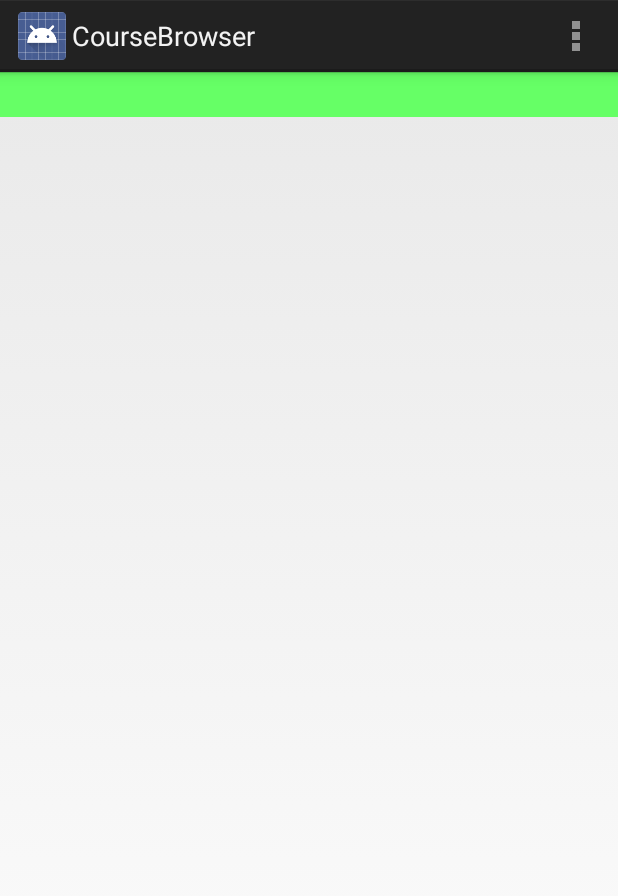
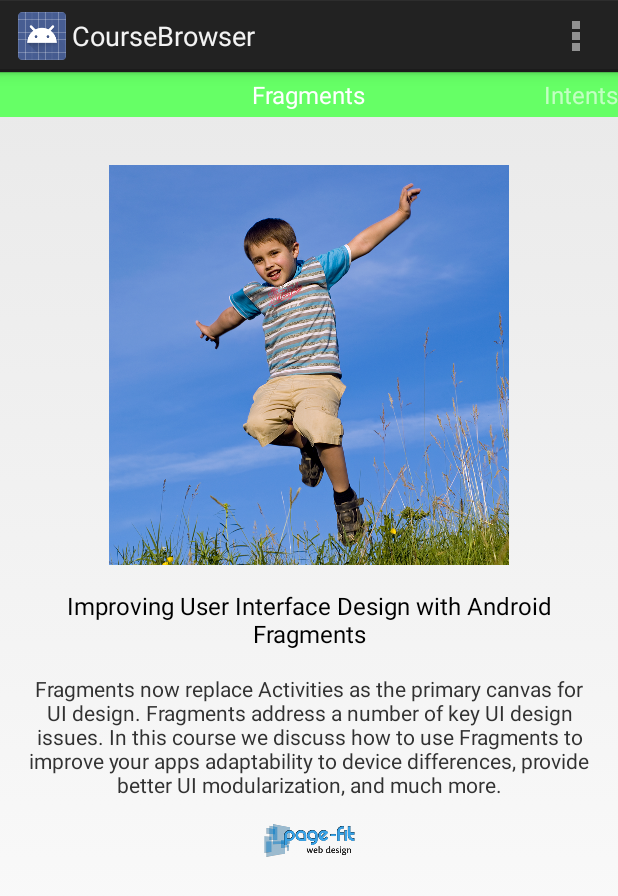
Before and after one commit to wmorrison/AndroidStudioProjects, an Android app: the screen it shows after launch (MainActivity), on a phone screen of 412 x 824 dp. Shown: the top 896 px of the screen. Run offline under Robolectric (Android 15) with nearby library versions, the phone set to English and light mode, and no system bars.

Commit message:
Update CourseBrowser app from SAPC036

```diff
--- /dev/null
+++ b/CourseBrowser/app/src/main/java/com/pluralsight/coursebrowser/CourseFragment.java
@@ -0,0 +1,52 @@
+package com.pluralsight.coursebrowser;
+
+import android.os.Bundle;
+import android.support.v4.app.Fragment;
+import android.view.LayoutInflater;
+import android.view.View;
+import android.view.ViewGroup;
+import android.widget.ImageView;
+import android.widget.TextView;
+
+/**
+ * Created by morrisonw on 6/30/2014.
+ */
+public class CourseFragment extends Fragment {
+
+    public final static String COURSE_TITLE = "course title";
+    public final static String COURSE_DESCRIPTION = "course description";
+    public final static String TOP_CARD = "top card";
+    public final static String COURSE_TYPE_LOGO = "course type logo";
+
+
+    @Override
+    public View onCreateView(LayoutInflater inflater, ViewGroup container, Bundle savedInstanceState) {
+        View theView = inflater.inflate(R.layout.fragment_course_info, container, false);
+
+        Bundle arguments = getArguments();
+        if(arguments != null){
+            String courseTitle = arguments.getString(COURSE_TITLE);
+            String courseDescription = arguments.getString(COURSE_DESCRIPTION);
+            int topCardResourceId = arguments.getInt(TOP_CARD);
+            int courseTypeLogoResourceId = arguments.getInt(COURSE_TYPE_LOGO);
+
+            displayValues(theView, courseTitle, courseDescription, topCardResourceId, courseTypeLogoResourceId);
+        }
+
+        return theView;
+    }
+
+    private void displayValues(View theView, String courseTitle, String courseDescription,
+                               int topCardResourceId, int courseTypeLogoResourceId) {
+        TextView courseTitleTextView = (TextView) theView.findViewById(R.id.courseTitle);
+        TextView courseDescriptionTextView = (TextView) theView.findViewById(R.id.courseDescription);
+        ImageView topCardImageView = (ImageView) theView.findViewById(R.id.topCard);
+        ImageView courseTypeLogoImageView = (ImageView) theView.findViewById(R.id.courseTypeLogo);
+
+        courseTitleTextView.setText(courseTitle);
+        courseDescriptionTextView.setText(courseDescription);
+
+        topCardImageView.setImageResource(topCardResourceId);
+        courseTypeLogoImageView.setImageResource(courseTypeLogoResourceId);
+    }
+}
--- /dev/null
+++ b/CourseBrowser/app/src/main/java/com/pluralsight/coursebrowser/CoursePagerAdapter.java
@@ -0,0 +1,79 @@
+package com.pluralsight.coursebrowser;
+
+import android.content.Context;
+import android.content.res.Resources;
+import android.os.Bundle;
+import android.support.v4.app.Fragment;
+import android.support.v4.app.FragmentManager;
+import android.support.v4.app.FragmentPagerAdapter;
+
+/**
+ * Created by morrisonw on 6/30/2014.
+ */
+public class CoursePagerAdapter extends FragmentPagerAdapter {
+    String[] mCourseTitles;
+    String[] mCourseTitlesShort;
+    String[] mCourseDescriptions;
+
+    public CoursePagerAdapter(FragmentManager fm, Context context) {
+        super(fm);
+
+        Resources resources = context.getResources();
+        mCourseTitles = resources.getStringArray(R.array.course_titles);
+        mCourseTitlesShort = resources.getStringArray(R.array.course_titles_short);
+        mCourseDescriptions = resources.getStringArray(R.array.course_descriptions);
+    }
+
+    @Override
+    public Fragment getItem(int position) {
+        Bundle arguments = new Bundle();
+        arguments.putString(CourseFragment.COURSE_TITLE, mCourseTitles[position]);
+        arguments.putString(CourseFragment.COURSE_DESCRIPTION, mCourseDescriptions[position]);
+        arguments.putInt(CourseFragment.TOP_CARD, translateTopCardIndex(position));
+        arguments.putInt(CourseFragment.COURSE_TYPE_LOGO, R.drawable.pagefit_logo_small);
+
+        CourseFragment courseFragment = new CourseFragment();
+        courseFragment.setArguments(arguments);
+        return courseFragment;
+    }
+
+    private int translateTopCardIndex(int position) {
+        int resourceId = 0;
+
+        switch (position) {
+            case 0:
+                resourceId = R.drawable.shutterstock_1;
+                break;
+            case 1:
+                resourceId = R.drawable.shutterstock_2;
+                break;
+            case 2:
+                resourceId = R.drawable.shutterstock_3;
+                break;
+            case 3:
+                resourceId = R.drawable.shutterstock_4;
+                break;
+            case 4:
+                resourceId = R.drawable.shutterstock_5;
+                break;
+            case 5:
+                resourceId = R.drawable.shutterstock_6;
+                break;
+            case 6:
+                resourceId = R.drawable.shutterstock_7;
+                break;
+        }
+
+        return resourceId;
+    }
+
+    @Override
+    public CharSequence getPageTitle(int position) {
+        return mCourseTitlesShort[position];
+    }
+
+    @Override
+    public int getCount() {
+        return mCourseTitles.length;
+    }
+}
--- a/CourseBrowser/app/src/main/java/com/pluralsight/coursebrowser/MainActivity.java
+++ b/CourseBrowser/app/src/main/java/com/pluralsight/coursebrowser/MainActivity.java
@@ -1,25 +1,14 @@
 package com.pluralsight.coursebrowser;
 
-import java.util.Locale;
-
-import android.app.Activity;
-import android.app.ActionBar;
-import android.app.Fragment;
-import android.app.FragmentManager;
-import android.app.FragmentTransaction;
-import android.support.v13.app.FragmentPagerAdapter;
+import android.support.v4.app.FragmentActivity;
+import android.support.v4.app.FragmentPagerAdapter;
 import android.os.Bundle;
 import android.support.v4.view.ViewPager;
-import android.view.Gravity;
-import android.view.LayoutInflater;
 import android.view.Menu;
 import android.view.MenuItem;
-import android.view.View;
-import android.view.ViewGroup;
-import android.widget.TextView;
 
 
-public class MainActivity extends Activity {
+public class MainActivity extends FragmentActivity {
 
     /**
      * The {@link android.support.v4.view.PagerAdapter} that will provide
@@ -27,9 +16,10 @@ public class MainActivity extends Activity {
      * {@link FragmentPagerAdapter} derivative, which will keep every
      * loaded fragment in memory. If this becomes too memory intensive, it
      * may be best to switch to a
-     * {@link android.support.v13.app.FragmentStatePagerAdapter}.
+     * {@link android.support.v4.app.FragmentStatePagerAdapter}.
      */
-//    SectionsPagerAdapter mSectionsPagerAdapter;
+
+    CoursePagerAdapter mCoursePagerAdapter;
 
     /**
      * The {@link ViewPager} that will host the section contents.
@@ -46,10 +36,12 @@ public class MainActivity extends Activity {
         // Create the adapter that will return a fragment for each of the three
         // primary sections of the activity.
 //        mSectionsPagerAdapter = new SectionsPagerAdapter(getFragmentManager());
+        mCoursePagerAdapter = new CoursePagerAdapter(getSupportFragmentManager(), this);
 
         // Set up the ViewPager with the sections adapter.
         mViewPager = (ViewPager) findViewById(R.id.pager);
 //        mViewPager.setAdapter(mSectionsPagerAdapter);
+        mViewPager.setAdapter(mCoursePagerAdapter);
 
     }
 
--- a/CourseBrowser/app/src/main/res/layout/fragment_course_info.xml
+++ b/CourseBrowser/app/src/main/res/layout/fragment_course_info.xml
@@ -32,6 +32,20 @@
         android:layout_marginTop="@dimen/activity_vertical_margin"/>
     <TextView
         android:layout_width="wrap_content"
-        android:layout_height="wrap_content" />
+        android:layout_height="wrap_content"
+        android:id="@+id/courseDescription"
+        android:layout_below="@id/courseTitle"
+        android:layout_centerHorizontal="true"
+        android:gravity="center_horizontal"
+        android:layout_marginTop="16dp"/>
+    <ImageView
+        android:layout_width="wrap_content"
+        android:layout_height="wrap_content"
+        android:id="@+id/courseTypeLogo"
+        android:layout_below="@id/courseDescription"
+        android:layout_alignParentTop="false"
+        android:layout_centerHorizontal="true"
+        android:layout_marginTop="16dp"
+        android:src="@drawable/pagefit_logo_small"/>
 
 </RelativeLayout>
--- a/CourseBrowser/app/src/main/res/values/course_strings.xml
+++ b/CourseBrowser/app/src/main/res/values/course_strings.xml
@@ -3,31 +3,31 @@
     <!-- Course titles and descriptions  -->
     <string name="android_fragments_title">Improving User Interface Design with Android Fragments</string>
     <string name="android_fragments_title_short">Fragments</string>
-    <string name="android_fragments_description">Fragments no w replace Activities as the primary...</string>
+    <string name="android_fragments_description">Fragments now replace Activities as the primary canvas for UI design. Fragments address a number of key UI design issues. In this course we discuss how to use Fragments to improve your apps adaptability to device differences, provide better UI modularization, and much more.</string>
 
     <string name="android_intents_title">Android Programming with Intents</string>
     <string name="android_intents_title_short">Intents</string>
-    <string name="android_intents_description">Virtually all interactivity between Androids components...</string>
+    <string name="android_intents_description">Virtually all interactivity between Androids components occurs throug a special messaging concept known as intents. In this course you will learn how to work effectively with and capitalize on the many capabilities of the Android platform provided through intents.</string>
 
     <string name="android_action_bar_title">Improving UI Interaction with Android ActionBar</string>
     <string name="android_action_bar_title_short">ActionBar</string>
-    <string name="android_action_bar_description">The ActionBar incorporates a variety of previously...</string>
+    <string name="android_action_bar_description">The ActionBar incorporates a variety of previously disparate user interaction concepts into a single control. TheActionBar provides one-stop shopping for menu management, home and back behaviour, tabbed displays, screen layout adaptability, and many more user interaction concepts.</string>
 
     <string name="android_photo_video_title">Android Photo and Video Programming</string>
     <string name="android_photo_video_title_short">Photo/Video</string>
-    <string name="android_photo_video_description">In this course we discuss how to capitalize on the...</string>
+    <string name="android_photo_video_description">In this course we discuss how to capitalize on the Android camera within your apps to capture still photos and video. We look at both the simple and the more detailed scenario of direct camera control.</string>
 
     <string name="android_4_features_title">Android 4.0 New Features</string>
     <string name="android_4_features_title_short">Android 4</string>
-    <string name="android_4_features_description">Android 4.0 includes a number of new developer features...</string>
+    <string name="android_4_features_description">Android 4.0 includes a number of new developer features that improve the ability for applications to support a wide variety of devices and enhance developer productivity. In this course we will examine many of these features including Android user interface Fragments, the ActionBar, networking, features, and the new Calendar API.</string>
 
     <string name="android_location_apps_title">Android Location-Based Apps</string>
     <string name="android_location_apps_title_short">Location</string>
-    <string name="android_location_apps_description">In this course we cover the wide range of location-based...</string>
+    <string name="android_location_apps_description">In this course we cover the wide range of location capabilities of the Android platform including determining user location, power managements, translating location data into human-readable street addresses, and much more.</string>
 
     <string name="android_async_services_title">Android Async Programming and Services</string>
     <string name="android_async_services_title_short">Services</string>
-    <string name="android_async_services_description">In this course you will learn how to use Android...</string>
+    <string name="android_async_services_description">In this course you will learn how to use Android services and asynchronous processing to create apps that provide a more repsonsive UX. Topics covered include Android Service, background processing, threading, async tasks, Started Services, Foreground Services, Notifications, Android Service lifecycle, and ExecutorService.</string>
 
 
 </resources>
```
Also changed, not shown: 1 other file.
